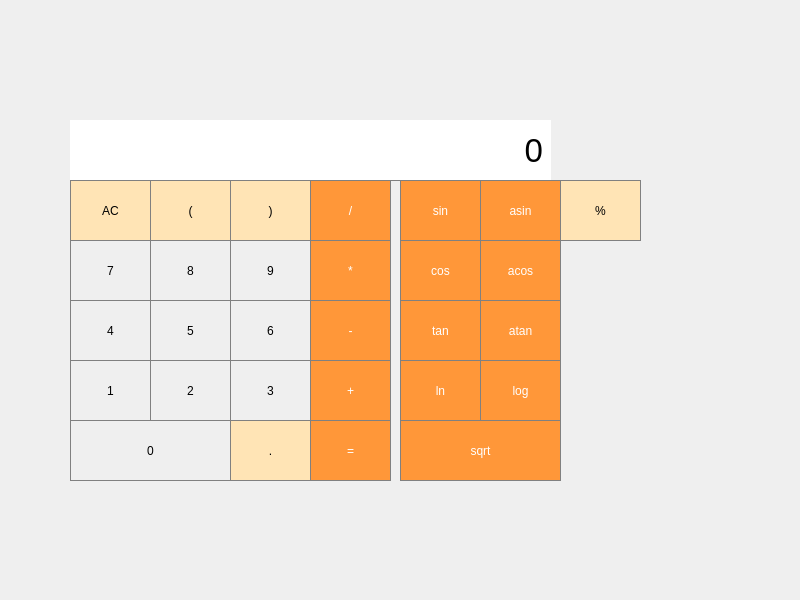
This is src/front/thracebe_calc/mainwindow.ui in sagadief/SmartCalc-v1.0 as Qt 5 draws it before an edit. The edited form follows.
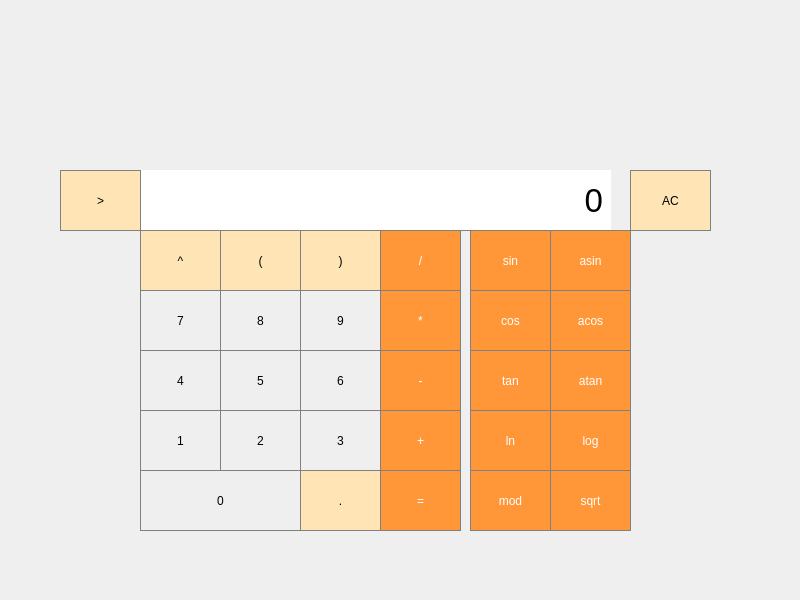
This is the edited form.

Commit message: fix backend brackets && add buttons

```diff
--- a/src/front/thracebe_calc/mainwindow.ui
+++ b/src/front/thracebe_calc/mainwindow.ui
@@ -23,9 +23,9 @@
    <widget class="QLabel" name="resultat">
     <property name="geometry">
      <rect>
-      <x>70</x>
-      <y>120</y>
-      <width>491</width>
+      <x>140</x>
+      <y>170</y>
+      <width>481</width>
       <height>61</height>
      </rect>
     </property>
@@ -54,8 +54,8 @@
    <widget class="QPushButton" name="pushButton_9">
     <property name="geometry">
      <rect>
-      <x>230</x>
-      <y>240</y>
+      <x>300</x>
+      <y>290</y>
       <width>81</width>
       <height>61</height>
      </rect>
@@ -82,8 +82,8 @@
    <widget class="QPushButton" name="pushButton_div">
     <property name="geometry">
      <rect>
-      <x>310</x>
-      <y>180</y>
+      <x>380</x>
+      <y>230</y>
       <width>81</width>
       <height>61</height>
      </rect>
@@ -113,8 +113,8 @@
    <widget class="QPushButton" name="pushButton_8">
     <property name="geometry">
      <rect>
-      <x>150</x>
-      <y>240</y>
+      <x>220</x>
+      <y>290</y>
       <width>81</width>
       <height>61</height>
      </rect>
@@ -141,8 +141,8 @@
    <widget class="QPushButton" name="pushButton_multi">
     <property name="geometry">
      <rect>
-      <x>310</x>
-      <y>240</y>
+      <x>380</x>
+      <y>290</y>
       <width>81</width>
       <height>61</height>
      </rect>
@@ -172,8 +172,8 @@
    <widget class="QPushButton" name="pushButton_6">
     <property name="geometry">
      <rect>
-      <x>230</x>
-      <y>300</y>
+      <x>300</x>
+      <y>350</y>
       <width>81</width>
       <height>61</height>
      </rect>
@@ -203,8 +203,8 @@
    <widget class="QPushButton" name="pushButton_5">
     <property name="geometry">
      <rect>
-      <x>150</x>
-      <y>300</y>
+      <x>220</x>
+      <y>350</y>
       <width>81</width>
       <height>61</height>
      </rect>
@@ -231,8 +231,8 @@
    <widget class="QPushButton" name="pushButton_4">
     <property name="geometry">
      <rect>
-      <x>70</x>
-      <y>300</y>
+      <x>140</x>
+      <y>350</y>
       <width>81</width>
       <height>61</height>
      </rect>
@@ -259,8 +259,8 @@
    <widget class="QPushButton" name="pushButton_minus">
     <property name="geometry">
      <rect>
-      <x>310</x>
-      <y>300</y>
+      <x>380</x>
+      <y>350</y>
       <width>81</width>
       <height>61</height>
      </rect>
@@ -290,8 +290,8 @@
    <widget class="QPushButton" name="pushButton_3">
     <property name="geometry">
      <rect>
-      <x>230</x>
-      <y>360</y>
+      <x>300</x>
+      <y>410</y>
       <width>81</width>
       <height>61</height>
      </rect>
@@ -318,8 +318,8 @@
    <widget class="QPushButton" name="pushButton_2">
     <property name="geometry">
      <rect>
-      <x>150</x>
-      <y>360</y>
+      <x>220</x>
+      <y>410</y>
       <width>81</width>
       <height>61</height>
      </rect>
@@ -346,8 +346,8 @@
    <widget class="QPushButton" name="pushButton_1">
     <property name="geometry">
      <rect>
-      <x>70</x>
-      <y>360</y>
+      <x>140</x>
+      <y>410</y>
       <width>81</width>
       <height>61</height>
      </rect>
@@ -374,8 +374,8 @@
    <widget class="QPushButton" name="pushButton_plus">
     <property name="geometry">
      <rect>
-      <x>310</x>
-      <y>360</y>
+      <x>380</x>
+      <y>410</y>
       <width>81</width>
       <height>61</height>
      </rect>
@@ -405,8 +405,8 @@
    <widget class="QPushButton" name="pushButton_dot">
     <property name="geometry">
      <rect>
-      <x>230</x>
-      <y>420</y>
+      <x>300</x>
+      <y>470</y>
       <width>81</width>
       <height>61</height>
      </rect>
@@ -434,8 +434,8 @@
    <widget class="QPushButton" name="pushButton_0">
     <property name="geometry">
      <rect>
-      <x>70</x>
-      <y>420</y>
+      <x>140</x>
+      <y>470</y>
       <width>161</width>
       <height>61</height>
      </rect>
@@ -459,40 +459,11 @@
      <string>0</string>
     </property>
    </widget>
-   <widget class="QPushButton" name="pushButton_percent">
-    <property name="geometry">
-     <rect>
-      <x>560</x>
-      <y>180</y>
-      <width>81</width>
-      <height>61</height>
-     </rect>
-    </property>
-    <property name="minimumSize">
-     <size>
-      <width>61</width>
-      <height>61</height>
-     </size>
-    </property>
-    <property name="styleSheet">
-     <string notr="true">QPushButton {
-  background-color: rgb(255, 228, 181);
-  border: 1px solid gray;
-}
-QPushButton:pressed {
-    background-color: qlineargradient(x1: 0, y1: 0, x2: 0, y2: 1,
-                                      stop: 0 #BEBEBE, stop: 1 #D7D7D7);
-}</string>
-    </property>
-    <property name="text">
-     <string>%</string>
-    </property>
-   </widget>
    <widget class="QPushButton" name="pushButton_AC">
     <property name="geometry">
      <rect>
-      <x>70</x>
-      <y>180</y>
+      <x>630</x>
+      <y>170</y>
       <width>81</width>
       <height>61</height>
      </rect>
@@ -520,8 +491,8 @@
    <widget class="QPushButton" name="pushButton_equals">
     <property name="geometry">
      <rect>
-      <x>310</x>
-      <y>420</y>
+      <x>380</x>
+      <y>470</y>
       <width>81</width>
       <height>61</height>
      </rect>
@@ -551,8 +522,8 @@
    <widget class="QPushButton" name="pushButton_atan">
     <property name="geometry">
      <rect>
-      <x>480</x>
-      <y>300</y>
+      <x>550</x>
+      <y>350</y>
       <width>81</width>
       <height>61</height>
      </rect>
@@ -582,8 +553,8 @@
    <widget class="QPushButton" name="pushButton_ln">
     <property name="geometry">
      <rect>
-      <x>400</x>
-      <y>360</y>
+      <x>470</x>
+      <y>410</y>
       <width>81</width>
       <height>61</height>
      </rect>
@@ -613,8 +584,8 @@
    <widget class="QPushButton" name="pushButton_tan">
     <property name="geometry">
      <rect>
-      <x>400</x>
-      <y>300</y>
+      <x>470</x>
+      <y>350</y>
       <width>81</width>
       <height>61</height>
      </rect>
@@ -644,8 +615,8 @@
    <widget class="QPushButton" name="pushButton_log">
     <property name="geometry">
      <rect>
-      <x>480</x>
-      <y>360</y>
+      <x>550</x>
+      <y>410</y>
       <width>81</width>
       <height>61</height>
      </rect>
@@ -675,8 +646,8 @@
    <widget class="QPushButton" name="pushButton_sin">
     <property name="geometry">
      <rect>
-      <x>400</x>
-      <y>180</y>
+      <x>470</x>
+      <y>230</y>
       <width>81</width>
       <height>61</height>
      </rect>
@@ -706,8 +677,8 @@
    <widget class="QPushButton" name="pushButton_acos">
     <property name="geometry">
      <rect>
-      <x>480</x>
-      <y>240</y>
+      <x>550</x>
+      <y>290</y>
       <width>81</width>
       <height>61</height>
      </rect>
@@ -737,8 +708,8 @@
    <widget class="QPushButton" name="pushButton_asin">
     <property name="geometry">
      <rect>
-      <x>480</x>
-      <y>180</y>
+      <x>550</x>
+      <y>230</y>
       <width>81</width>
       <height>61</height>
      </rect>
@@ -768,9 +739,9 @@
    <widget class="QPushButton" name="pushButton_sqrt">
     <property name="geometry">
      <rect>
-      <x>400</x>
-      <y>420</y>
-      <width>161</width>
+      <x>550</x>
+      <y>470</y>
+      <width>81</width>
       <height>61</height>
      </rect>
     </property>
@@ -799,8 +770,8 @@
    <widget class="QPushButton" name="pushButton_cos">
     <property name="geometry">
      <rect>
-      <x>400</x>
-      <y>240</y>
+      <x>470</x>
+      <y>290</y>
       <width>81</width>
       <height>61</height>
      </rect>
@@ -830,8 +801,8 @@
    <widget class="QPushButton" name="pushButton_7">
     <property name="geometry">
      <rect>
-      <x>70</x>
-      <y>240</y>
+      <x>140</x>
+      <y>290</y>
       <width>81</width>
       <height>61</height>
      </rect>
@@ -858,8 +829,8 @@
    <widget class="QPushButton" name="pushButton_bracket_left">
     <property name="geometry">
      <rect>
-      <x>150</x>
-      <y>180</y>
+      <x>220</x>
+      <y>230</y>
       <width>81</width>
       <height>61</height>
      </rect>
@@ -887,8 +858,8 @@
    <widget class="QPushButton" name="pushButton_bracket_right">
     <property name="geometry">
      <rect>
-      <x>230</x>
-      <y>180</y>
+      <x>300</x>
+      <y>230</y>
       <width>81</width>
       <height>61</height>
      </rect>
@@ -913,6 +884,95 @@
      <string>)</string>
     </property>
    </widget>
+   <widget class="QPushButton" name="pushButton_degree">
+    <property name="geometry">
+     <rect>
+      <x>140</x>
+      <y>230</y>
+      <width>81</width>
+      <height>61</height>
+     </rect>
+    </property>
+    <property name="minimumSize">
+     <size>
+      <width>61</width>
+      <height>61</height>
+     </size>
+    </property>
+    <property name="styleSheet">
+     <string notr="true">QPushButton {
+  background-color: rgb(255, 228, 181);
+  border: 1px solid gray;
+}
+QPushButton:pressed {
+    background-color: qlineargradient(x1: 0, y1: 0, x2: 0, y2: 1,
+                                      stop: 0 #BEBEBE, stop: 1 #D7D7D7);
+}</string>
+    </property>
+    <property name="text">
+     <string>^</string>
+    </property>
+   </widget>
+   <widget class="QPushButton" name="pushButton_mod">
+    <property name="geometry">
+     <rect>
+      <x>470</x>
+      <y>470</y>
+      <width>81</width>
+      <height>61</height>
+     </rect>
+    </property>
+    <property name="minimumSize">
+     <size>
+      <width>61</width>
+      <height>61</height>
+     </size>
+    </property>
+    <property name="styleSheet">
+     <string notr="true">QPushButton {
+  background-color: rgb(255, 151, 57);
+  color: white; 
+  border: 1px solid gray;
+}
+
+QPushButton:pressed {
+    background-color: qlineargradient(x1: 0, y1: 0, x2: 0, y2: 1,
+                                      stop: 0 #FF7832, stop: 1 #FF9739);
+}</string>
+    </property>
+    <property name="text">
+     <string>mod</string>
+    </property>
+   </widget>
+   <widget class="QPushButton" name="pushButton_del">
+    <property name="geometry">
+     <rect>
+      <x>60</x>
+      <y>170</y>
+      <width>81</width>
+      <height>61</height>
+     </rect>
+    </property>
+    <property name="minimumSize">
+     <size>
+      <width>61</width>
+      <height>61</height>
+     </size>
+    </property>
+    <property name="styleSheet">
+     <string notr="true">QPushButton {
+  background-color: rgb(255, 228, 181);
+  border: 1px solid gray;
+}
+QPushButton:pressed {
+    background-color: qlineargradient(x1: 0, y1: 0, x2: 0, y2: 1,
+                                      stop: 0 #BEBEBE, stop: 1 #D7D7D7);
+}</string>
+    </property>
+    <property name="text">
+     <string>&gt;</string>
+    </property>
+   </widget>
   </widget>
  </widget>
  <resources/>
```
The commit also changes 37 other files.
